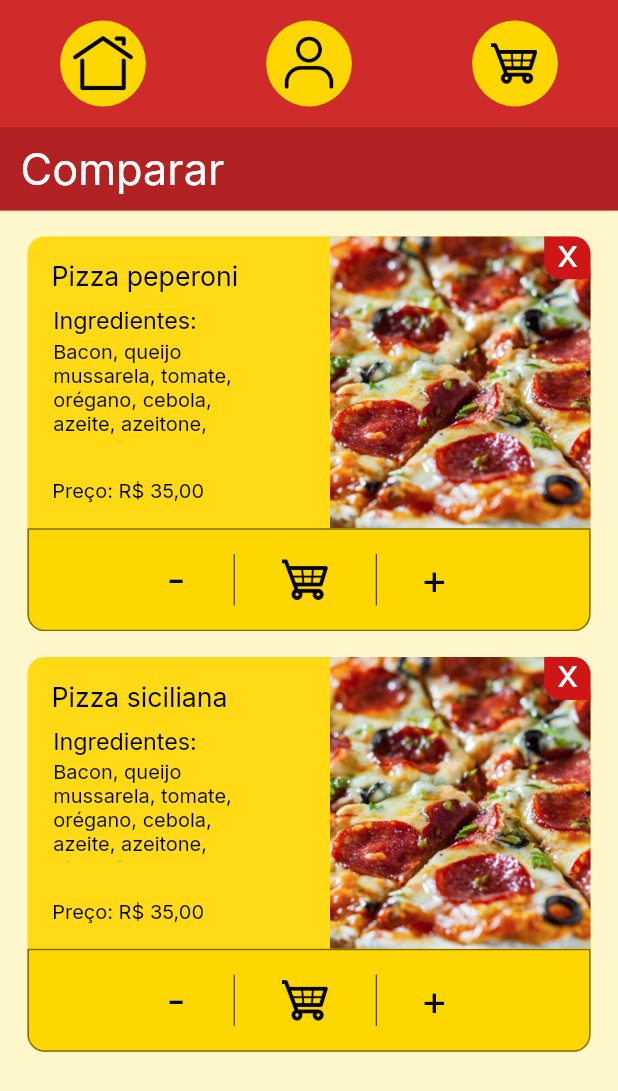
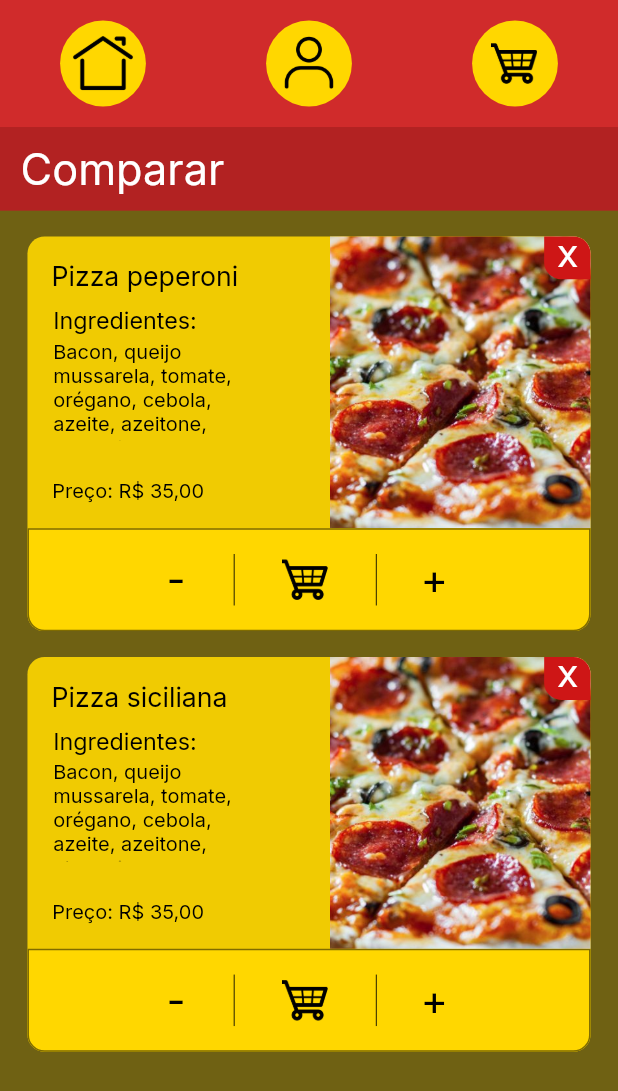
Before and after one commit to izaias-saturnino/TF-IHC, a Flutter app: the Cardapio screen opened by its route, after a tap on "Pizza peperoni", on a phone screen of 412 x 824 dp. Shown: the top 1091 px of the screen. Run offline on Flutter 3.47's test engine with Material 2 defaults, Android fonts, the phone set to English and light mode, and no system bars; our stand-ins replace google_fonts.

Commit message:
bg color changed

```diff
--- a/lib/page-1/cardapio.dart
+++ b/lib/page-1/cardapio.dart
@@ -15,6 +15,10 @@ class Cardapio extends StatelessWidget {
     return SafeArea(
       child: Container(
         width: double.infinity,
+        height: 800*fem,
+        decoration: BoxDecoration (
+          color: Color(0xff4B4318),
+        ),
         child: Container(
           // cardpioUQo (30:283)
           width: double.infinity,
--- a/lib/page-1/carrinho.dart
+++ b/lib/page-1/carrinho.dart
@@ -13,6 +13,10 @@ class Carrinho extends StatelessWidget {
     return SafeArea(
       child: Container(
         width: double.infinity,
+        height: 800*fem,
+        decoration: BoxDecoration (
+          color: Color(0xff4B4318),
+        ),
         child: Container(
           // carrinhojGT (2:9)
           width: double.infinity,
--- a/lib/page-1/categorias.dart
+++ b/lib/page-1/categorias.dart
@@ -13,6 +13,10 @@ class Categorias extends StatelessWidget {
     return SafeArea(
       child: Container(
         width: double.infinity,
+        height: 900*fem,
+        decoration: BoxDecoration (
+          color: Color(0xff4B4318),
+        ),
         child: Container(
           // categoriasoPD (9:6)
           width: double.infinity,
--- a/lib/page-1/comparacao.dart
+++ b/lib/page-1/comparacao.dart
@@ -13,6 +13,10 @@ class Comparacao extends StatelessWidget {
     return SafeArea(
       child: Container(
         width: double.infinity,
+        height: 800*fem,
+        decoration: BoxDecoration (
+          color: Color(0xff4B4318),
+        ),
         child: Container(
           // comparaoRYs (2:8)
           width: double.infinity,
--- a/lib/page-1/login.dart
+++ b/lib/page-1/login.dart
@@ -13,6 +13,10 @@ class Login extends StatelessWidget {
     return SafeArea(
       child: Container(
         width: double.infinity,
+        height: 800*fem,
+        decoration: BoxDecoration (
+          color: Color(0xff4B4318),
+        ),
         child: Container(
           // login2VD (30:822)
           width: double.infinity,
--- a/lib/page-1/nova-senha.dart
+++ b/lib/page-1/nova-senha.dart
@@ -13,6 +13,10 @@ class NovaSenha extends StatelessWidget {
     return SafeArea(
       child: Container(
         width: double.infinity,
+        height: 800*fem,
+        decoration: BoxDecoration (
+          color: Color(0xff4B4318),
+        ),
         child: Container(
           // FLzj (30:889)
           width: double.infinity,
--- a/lib/page-1/prato-2B1.dart
+++ b/lib/page-1/prato-2B1.dart
@@ -13,6 +13,10 @@ class Prato2 extends StatelessWidget {
     return SafeArea(
       child: Container(
         width: double.infinity,
+        height: 800*fem,
+        decoration: BoxDecoration (
+          color: Color(0xff4B4318),
+        ),
         child: Container(
           // pratoJnK (63:920)
           width: double.infinity,
--- a/lib/page-1/prato.dart
+++ b/lib/page-1/prato.dart
@@ -13,6 +13,10 @@ class Prato extends StatelessWidget {
     return SafeArea(
       child: Container(
         width: double.infinity,
+        height: 801*fem,
+        decoration: BoxDecoration (
+          color: Color(0xff4B4318),
+        ),
         child: Container(
           // pratop4P (63:919)
           width: double.infinity,
--- a/lib/page-1/recuperacao-de-senha-rUX.dart
+++ b/lib/page-1/recuperacao-de-senha-rUX.dart
@@ -17,7 +17,7 @@ class RecuperacaoSenha2 extends StatelessWidget {
           // recuperaodesenha7CK (67:779)
           width: double.infinity,
           decoration: BoxDecoration (
-            color: Color(0x33ffd700),
+            color: Color(0xff4B4318),
           ),
           child: Row(
             crossAxisAlignment: CrossAxisAlignment.center,
--- a/lib/page-1/recuperacao-de-senha.dart
+++ b/lib/page-1/recuperacao-de-senha.dart
@@ -17,7 +17,7 @@ class RecuperacaoSenha extends StatelessWidget {
           // recuperaodesenha4co (67:851)
           width: double.infinity,
           decoration: BoxDecoration (
-            color: Color(0x33ffd700),
+            color: Color(0xff4B4318),
           ),
           child: Row(
             crossAxisAlignment: CrossAxisAlignment.center,
--- a/lib/page-1/status.dart
+++ b/lib/page-1/status.dart
@@ -13,6 +13,10 @@ class StatusPedido extends StatelessWidget {
     return SafeArea(
       child: Container(
         width: double.infinity,
+        height: 800*fem,
+        decoration: BoxDecoration (
+          color: Color(0xff4B4318),
+        ),
         child: Container(
           // statusE55 (42:1024)
           width: double.infinity,
```
